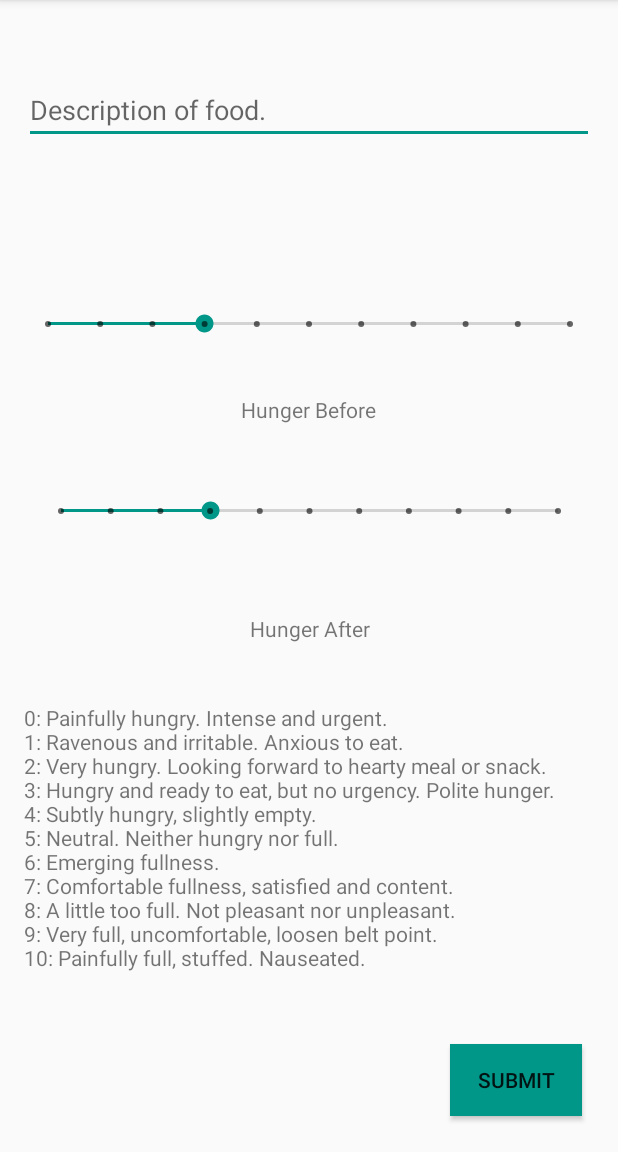
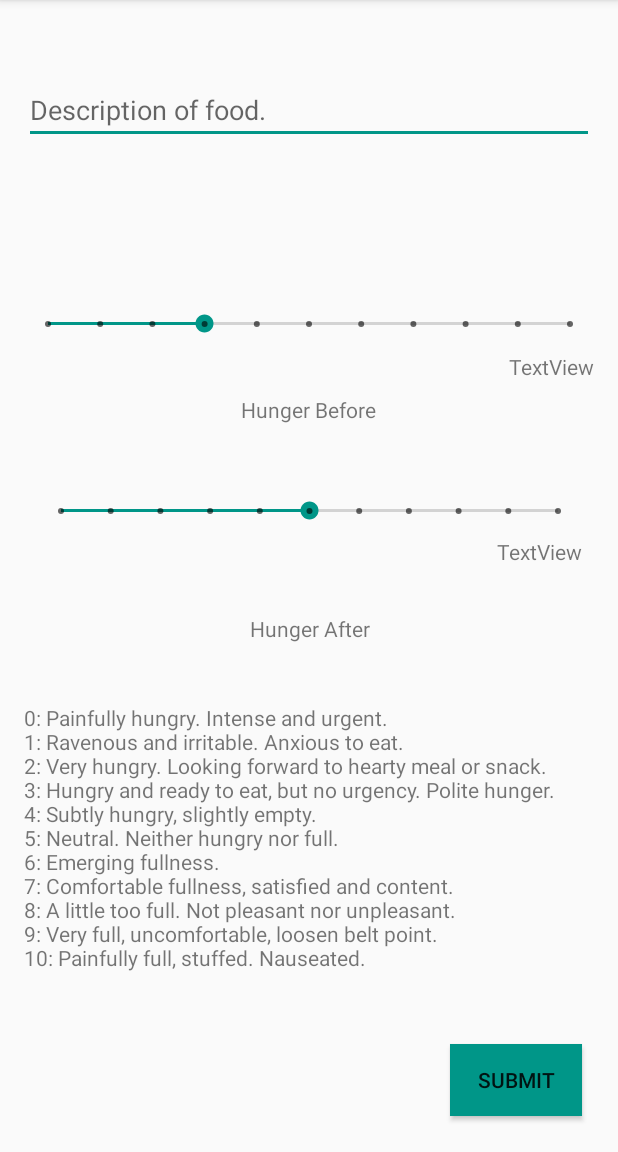
Before and after one commit to amanda-lambda/intuitive-eating-android-app, an Android app: the screen it shows after launch (AddEntryActivity), after a tap on an icon or button, on a phone screen of 412 x 824 dp, the part 84-1236 px from its top. Run offline under Robolectric (Android 15) with nearby library versions, the phone set to English and light mode, and no system bars.

Commit message:
scales have number displays now

```diff
--- a/app/src/main/java/com/example/intuitiveeatingjournal/AddEntryActivity.java
+++ b/app/src/main/java/com/example/intuitiveeatingjournal/AddEntryActivity.java
@@ -7,6 +7,7 @@ import android.os.Bundle;
 import android.view.View;
 import android.widget.EditText;
 import android.widget.SeekBar;
+import android.widget.TextView;
 
 import com.google.android.material.snackbar.Snackbar;
 
@@ -16,6 +17,48 @@ public class AddEntryActivity extends AppCompatActivity {
     protected void onCreate(Bundle savedInstanceState) {
         super.onCreate(savedInstanceState);
         setContentView(R.layout.activity_add_entry);
+
+        // Seekbar
+        SeekBar sk = (SeekBar) findViewById(R.id.hungerBefore);
+        sk.setOnSeekBarChangeListener(new SeekBar.OnSeekBarChangeListener() {
+
+            @Override
+            public void onProgressChanged(SeekBar seekBar, int i, boolean b) {
+                TextView t = (TextView) findViewById(R.id.textView4);
+                t.setText(String.valueOf(i));
+            }
+
+            @Override
+            public void onStartTrackingTouch(SeekBar seekBar) {
+
+            }
+
+            @Override
+            public void onStopTrackingTouch(SeekBar seekBar) {
+
+            }
+        });
+
+        // Seekbar
+        SeekBar sk2 = (SeekBar) findViewById(R.id.hungerAfter);
+        sk2.setOnSeekBarChangeListener(new SeekBar.OnSeekBarChangeListener() {
+
+            @Override
+            public void onProgressChanged(SeekBar seekBar, int i, boolean b) {
+                TextView t = (TextView) findViewById(R.id.textView5);
+                t.setText(String.valueOf(i));
+            }
+
+            @Override
+            public void onStartTrackingTouch(SeekBar seekBar) {
+
+            }
+
+            @Override
+            public void onStopTrackingTouch(SeekBar seekBar) {
+
+            }
+        });
     }
 
     /** Called when the user taps the Send button */
--- a/app/src/main/java/com/example/intuitiveeatingjournal/FragmentStats.java
+++ b/app/src/main/java/com/example/intuitiveeatingjournal/FragmentStats.java
@@ -7,6 +7,7 @@ import androidx.fragment.app.Fragment;
 import android.view.LayoutInflater;
 import android.view.View;
 import android.view.ViewGroup;
+import android.widget.ScrollView;
 
 
 public class FragmentStats extends Fragment {
@@ -17,10 +18,9 @@ public class FragmentStats extends Fragment {
         // Inflate the layout for this fragment
         View rootView = inflater.inflate(R.layout.fragment_stats, container, false);
 
+        // Make pixel grid
         MainActivity activity = (MainActivity) getActivity();
         PixelGridView pixelGrid = new PixelGridView(activity, activity.colors, activity.befores, activity.afters);
-        pixelGrid.setNumColumns(11);
-        pixelGrid.setNumRows(20);
 
         return pixelGrid;
     }
--- a/app/src/main/java/com/example/intuitiveeatingjournal/PixelGridView.java
+++ b/app/src/main/java/com/example/intuitiveeatingjournal/PixelGridView.java
@@ -4,15 +4,16 @@ import android.content.Context;
 import android.graphics.Canvas;
 import android.graphics.Color;
 import android.graphics.Paint;
+import android.util.Log;
 import android.view.View;
 
 import java.util.ArrayList;
 
 public class PixelGridView extends View {
-    private int numColumns;
+    private int numColumns = 13;
+    private int cellSize;
     private int numRows;
-    private int cellWidth;
-    private int cellHeight;
+    private int border = 1;
     private ArrayList<Integer> colors;
     private ArrayList<String> befores;
     private ArrayList<String> afters;
@@ -24,55 +25,30 @@ public class PixelGridView extends View {
         this.befores = befores;
         this.afters = afters;
         this.colors = colors;
-    }
-
-    public void setNumColumns(int numColumns) {
-        this.numColumns = numColumns;
-        calculateDimensions();
-    }
-
-    public int getNumColumns() {
-        return numColumns;
-    }
-
-    public void setNumRows(int numRows) {
-        this.numRows = numRows;
-        calculateDimensions();
-    }
-
-    public int getNumRows() {
-        return numRows;
+        this.border = 1;
+        invalidate();
     }
 
     @Override
-    protected void onSizeChanged(int w, int h, int oldw, int oldh) {
-        super.onSizeChanged(w, h, oldw, oldh);
-        calculateDimensions();
-    }
-
-    private void calculateDimensions() {
-        if (numColumns < 1 || numRows < 1) {
-            return;
-        }
-
-        cellWidth = getWidth() / numColumns;
-        cellHeight = getHeight() / numRows;
-
-        invalidate();
+    protected void onMeasure(int widthMeasureSpec, int heightMeasureSpec) {
+        // Compute the height required to render the view
+        // Assume Width will always be MATCH_PARENT.
+        int width = MeasureSpec.getSize(widthMeasureSpec);
+        int height = 7000+ 50; // Since 3000 is bottom of last Rect to be drawn added and 50 for padding.
+        setMeasuredDimension(width, height);
     }
 
     @Override
     protected void onDraw(Canvas canvas) {
         canvas.drawColor(Color.WHITE);
 
-        if (numColumns == 0 || numRows == 0) {
-            return;
-        }
-
         int width = getWidth();
         int height = getHeight();
+
         int middleColumn = (numColumns - 1) / 2;
         int num_entries = befores.size();
+        numRows = (num_entries + numColumns - 1) / numColumns;
+        cellSize = width / numColumns;
 
         int count = 0;
         for (int j = 0; j < numRows; j++) {
@@ -89,12 +65,12 @@ public class PixelGridView extends View {
 
                 // Draw rectangles
                 paint.setColor(colors.get(before_pos));
-                canvas.drawRect(i * cellWidth, j * cellHeight,
-                        (i + 1) * cellWidth, (j + 1) * cellHeight, paint);
+                canvas.drawRect(i * cellSize + border, j * cellSize + border,
+                        (i + 1) * cellSize - border, (j + 1) * cellSize - border, paint);
 
                 paint.setColor(colors.get(after_pos));
-                canvas.drawRect((i + middleColumn + 1) * cellWidth, j * cellHeight,
-                        (i + middleColumn + 2) * cellWidth, (j + 1) * cellHeight, paint);
+                canvas.drawRect((i + middleColumn + 1) * cellSize + border, j * cellSize + border,
+                        (i + middleColumn + 2) * cellSize - border, (j + 1) * cellSize - border, paint);
 
                 // Increment
                 count = count + 1;
--- a/app/src/main/res/layout/activity_add_entry.xml
+++ b/app/src/main/res/layout/activity_add_entry.xml
@@ -66,7 +66,7 @@
         android:layout_marginRight="16dp"
         android:layout_marginBottom="32dp"
         android:max="10"
-        android:progress="3"
+        android:progress="5"
         app:layout_constraintBottom_toTopOf="@+id/textView3"
         app:layout_constraintEnd_toEndOf="parent"
         app:layout_constraintStart_toStartOf="parent"
@@ -115,4 +115,20 @@
         app:layout_constraintBottom_toTopOf="@+id/button"
         app:layout_constraintEnd_toEndOf="parent"
         app:layout_constraintStart_toStartOf="parent" />
+
+    <TextView
+        android:id="@+id/textView4"
+        android:layout_width="wrap_content"
+        android:layout_height="wrap_content"
+        android:text="TextView"
+        app:layout_constraintBottom_toBottomOf="@+id/hungerBefore"
+        app:layout_constraintEnd_toEndOf="@+id/hungerBefore" />
+
+    <TextView
+        android:id="@+id/textView5"
+        android:layout_width="wrap_content"
+        android:layout_height="wrap_content"
+        android:text="TextView"
+        app:layout_constraintBottom_toBottomOf="@+id/hungerAfter"
+        app:layout_constraintEnd_toEndOf="@+id/hungerAfter" />
 </androidx.constraintlayout.widget.ConstraintLayout>
```
Also changed, not shown: app/src/main/res/layout/fragment_stats.xml (+4 -4 lines).
